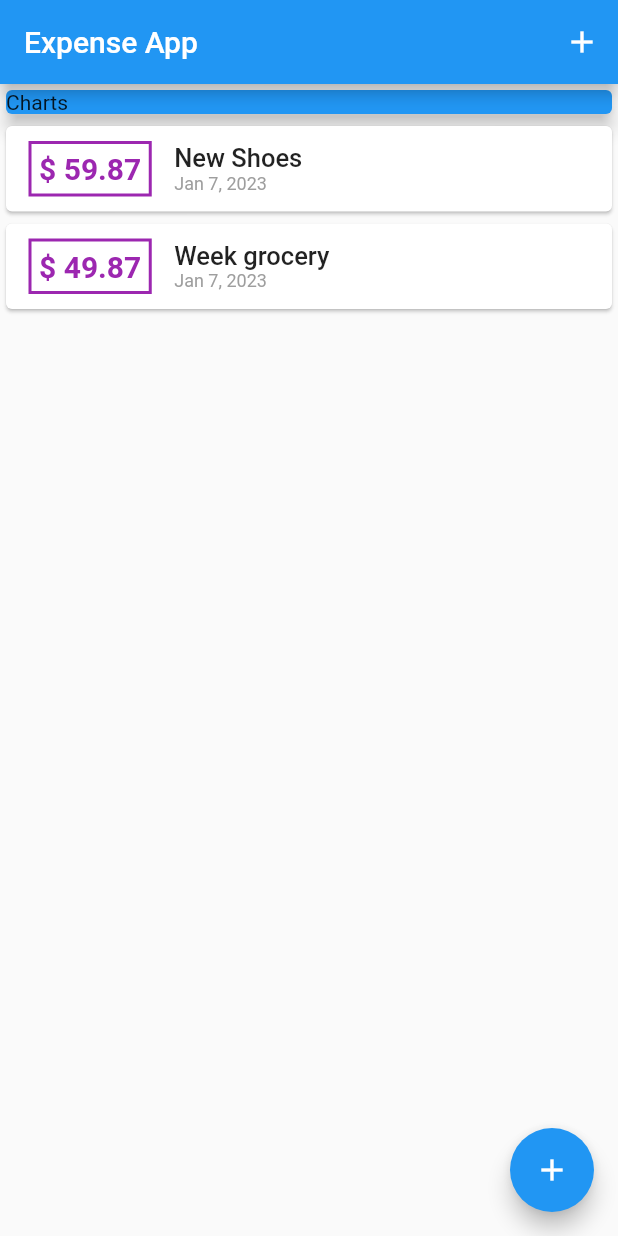
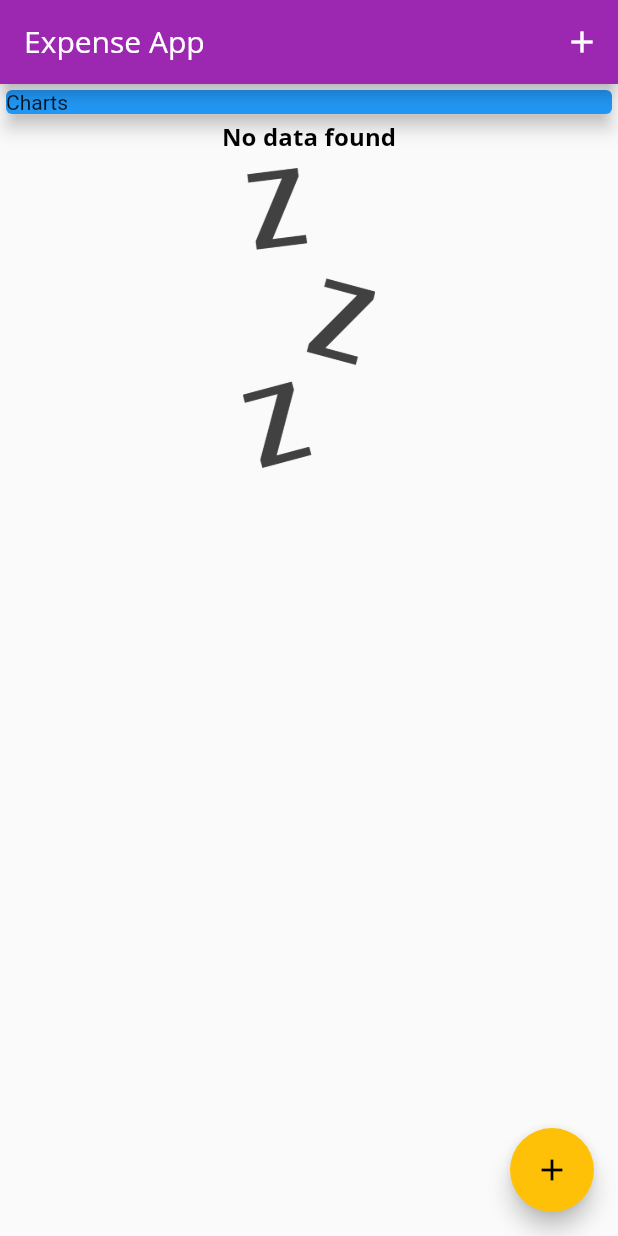
Before and after one commit to hassanrazakhalid/flutter-workspace, a Flutter app: the screen it shows after launch, on a phone screen of 412 x 824 dp. Run offline on Flutter 3.47's test engine with Material 2 defaults, Android fonts, the phone set to English and light mode, and no system bars.

```diff
--- a/expense_app/expense_app/lib/main.dart
+++ b/expense_app/expense_app/lib/main.dart
@@ -18,26 +18,37 @@ class MyApp extends StatelessWidget {
     return MaterialApp(
       title: 'Flutter Demo',
       theme: ThemeData(
-        primarySwatch: Colors.blue,
+          primarySwatch: Colors.purple,
+          accentColor: Colors.amber,
+          fontFamily: 'Quicksand',
+          textTheme: ThemeData.light().textTheme.copyWith(
+                  titleSmall: TextStyle(
+                fontFamily: 'OpenSans',
+                fontSize: 16,
+                fontWeight: FontWeight.bold,
+              )),
+          appBarTheme: AppBarTheme(
+            titleTextStyle: TextStyle(
+              fontFamily: 'OpenSans',
+              fontSize: 20,
             ),
+          )),
       home: MyHomePage(),
     );
   }
 }
 
 class MyHomePage extends StatefulWidget {
-
   @override
   State<MyHomePage> createState() => _MyHomePageState();
 }
 
 class _MyHomePageState extends State<MyHomePage> {
-
   final List<Transaction> _userTransactions = [
-    Transaction(
-        id: '1', title: 'New Shoes', amount: 59.87, date: DateTime.now()),
-    Transaction(
-        id: '2', title: 'Week grocery', amount: 49.87, date: DateTime.now()),
+    // Transaction(
+    //     id: '1', title: 'New Shoes', amount: 59.87, date: DateTime.now()),
+    // Transaction(
+    //     id: '2', title: 'Week grocery', amount: 49.87, date: DateTime.now()),
   ];
 
   _newTransactionAdded(String title, double price) {
@@ -56,8 +67,9 @@ final List<Transaction> _userTransactions = [
   }
 
   void startNewTransaction(BuildContext ctx) {
-
-    showModalBottomSheet(context: ctx, builder: (bCtx) {
+    showModalBottomSheet(
+        context: ctx,
+        builder: (bCtx) {
           return GestureDetector(
             // onTap: () {},
             // behavior: HitTestBehavior.opaque,
@@ -72,14 +84,20 @@ final List<Transaction> _userTransactions = [
       appBar: AppBar(
         title: Text('Expense App'),
         actions: [
-          IconButton(onPressed: () {
+          IconButton(
+            onPressed: () {
               startNewTransaction(context);
-          },icon: Icon(Icons.add),)
+            },
+            icon: Icon(Icons.add),
+          )
         ],
       ),
-      floatingActionButton: FloatingActionButton(child: Icon(Icons.add), onPressed: () {
+      floatingActionButton: FloatingActionButton(
+        child: Icon(Icons.add),
+        onPressed: () {
           startNewTransaction(context);
-      },),
+        },
+      ),
       body: SingleChildScrollView(
         child: Column(
           mainAxisAlignment: MainAxisAlignment.start,
--- a/expense_app/expense_app/lib/widgets/transaction_list.dart
+++ b/expense_app/expense_app/lib/widgets/transaction_list.dart
@@ -10,7 +10,25 @@ class TransactionList extends StatelessWidget {
   Widget build(BuildContext context) {
     return Container(
       height: 300,
-      child: ListView.builder(
+      child: _userTransactions.isEmpty
+          ? Column(
+              children: [
+                Text(
+                  "No data found",
+                  style: Theme.of(context).textTheme.titleSmall,
+                ),
+                SizedBox(
+                  height: 10,
+                ),
+                Container(
+                    height: 200,
+                    child: Image.asset(
+                      'assets/images/waiting.png',
+                      fit: BoxFit.cover,
+                    ))
+              ],
+            )
+          : ListView.builder(
               itemBuilder: (context, index) {
                 var e = this._userTransactions[index];
                 return Card(
@@ -23,7 +41,7 @@ class TransactionList extends StatelessWidget {
                         ),
                         decoration: BoxDecoration(
                             border: Border.all(
-                          color: Colors.purple,
+                          color: Theme.of(context).primaryColor,
                           width: 2,
                         )),
                         padding: EdgeInsets.all(5),
@@ -32,7 +50,7 @@ class TransactionList extends StatelessWidget {
                           style: TextStyle(
                             fontWeight: FontWeight.bold,
                             fontSize: 20,
-                            color: Colors.purple,
+                            color: Theme.of(context).primaryColor,
                           ),
                         ),
                       ),
@@ -41,10 +59,7 @@ class TransactionList extends StatelessWidget {
                         children: [
                           Text(
                             e.title,
-                            style: TextStyle(
-                              fontWeight: FontWeight.w500,
-                              fontSize: 17,
-                            ),
+                            style: Theme.of(context).textTheme.titleSmall,
                           ),
                           Text(
                             DateFormat.yMMMd().format(e.date),
```
Also changed, not shown: expense_app/expense_app/pubspec.yaml (+16 -13 lines), expense_app/expense_app/assets/fonts/OpenSans-Bold.ttf (added), expense_app/expense_app/assets/fonts/OpenSans-Regular.ttf (added), expense_app/expense_app/assets/fonts/Quicksand-Bold.ttf (added), expense_app/expense_app/assets/fonts/Quicksand-Light.ttf (added), expense_app/expense_app/assets/fonts/Quicksand-Medium.ttf (added), expense_app/expense_app/assets/fonts/Quicksand-Regular.ttf (added), expense_app/expense_app/assets/images/waiting.png (added). Lines whose indentation alone changed are shown as unchanged.
